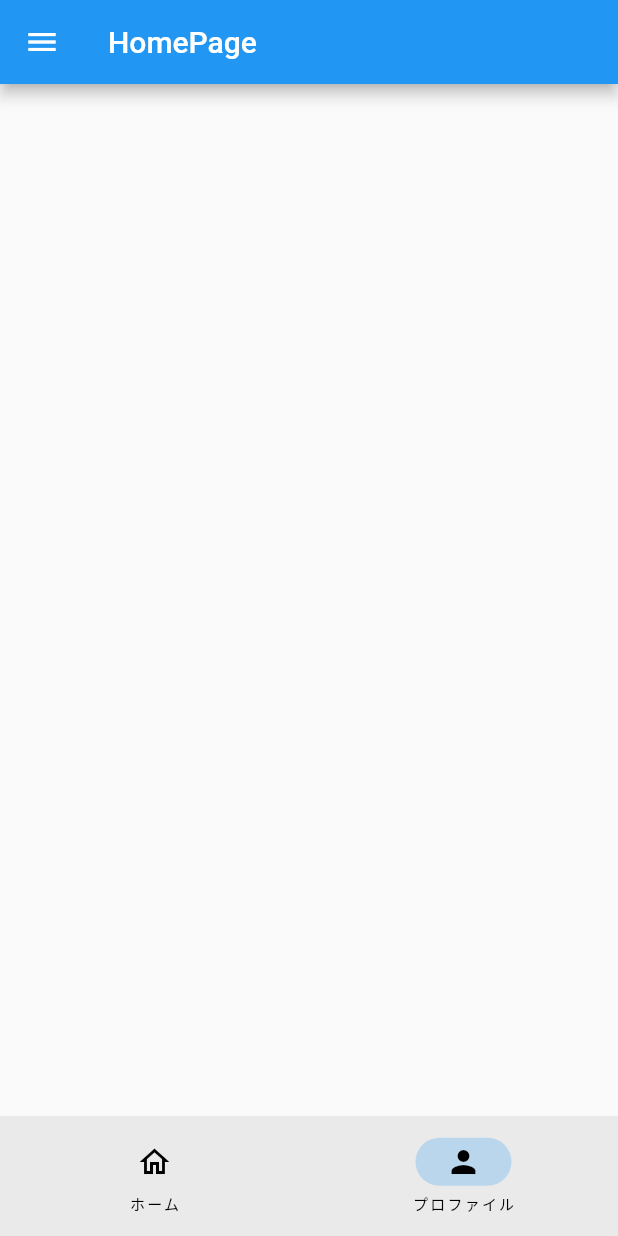
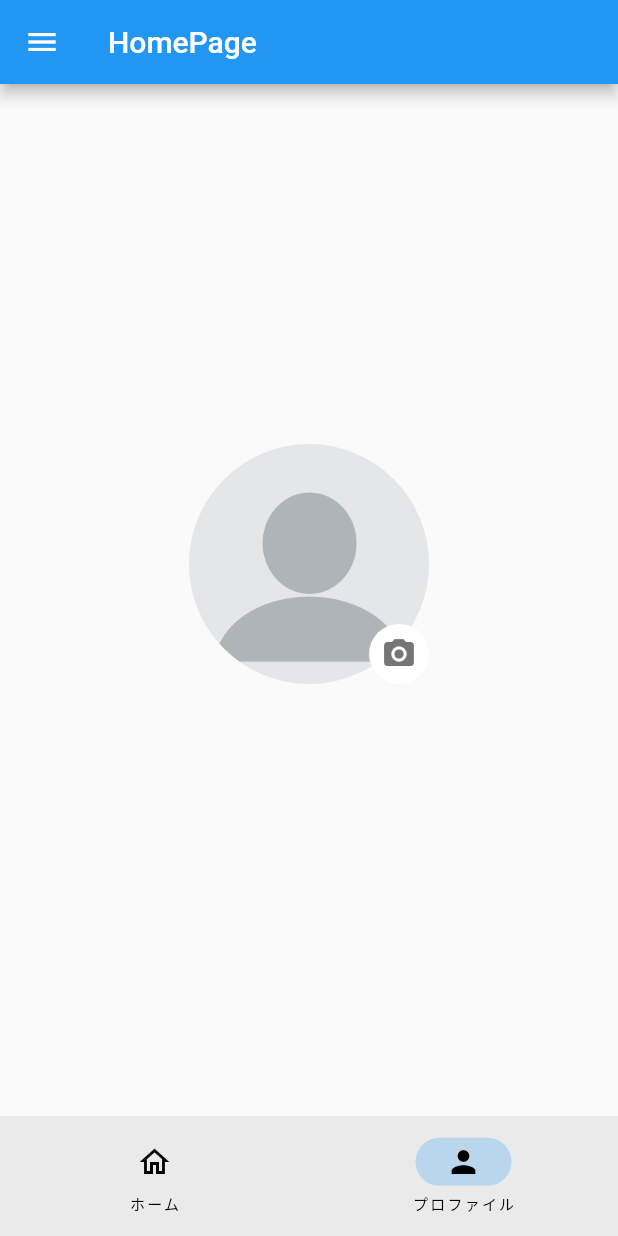
Before and after one commit to Muhyun-Kim/hometending_recipe, a Flutter app: the screen it shows once a user with an empty profile is signed in, item 2 of the bottom bar chosen, on a phone screen of 412 x 824 dp. Run offline on Flutter 3.47's test engine with Material 2 defaults, Android fonts, the phone set to English and light mode, and no system bars; our stand-ins replace cloud_firestore, firebase_auth, firebase_core, flutter_hooks, freezed_annotation, go_router and 4 more; accounts and stored records are empty; generated files the repository leaves out were written again.

Commit message:
add default profile image

```diff
--- a/lib/views/components/my_profile_page/my_profile_page.dart
+++ b/lib/views/components/my_profile_page/my_profile_page.dart
@@ -15,6 +15,7 @@ class _MyProfilePageState extends ConsumerState<MyProfilePage> {
   @override
   Widget build(BuildContext context) {
     File? image;
+
     void _pickNewProfileImage() {
       print("pick new profile image");
     }
@@ -26,8 +27,11 @@ class _MyProfilePageState extends ConsumerState<MyProfilePage> {
         children: [
           Stack(
             children: [
-              ClipRRect(
-                borderRadius: BorderRadius.circular(60),
+              ClipOval(
+                child: SizedBox(
+                  width: 160,
+                  child: Image.asset('images/default_profile.png'),
+                ),
               ),
               Positioned(
                 bottom: 0,
--- a/pubspec.yaml
+++ b/pubspec.yaml
@@ -73,8 +73,8 @@ flutter:
   uses-material-design: true
 
   # To add assets to your application, add an assets section, like this:
-  # assets:
-  #   - images/a_dot_burr.jpeg
+  assets:
+   - images/
   #   - images/a_dot_ham.jpeg
 
   # An image asset can refer to one or more resolution-specific "variants", see
```
Also changed, not shown: images/default_profile.png (added).
